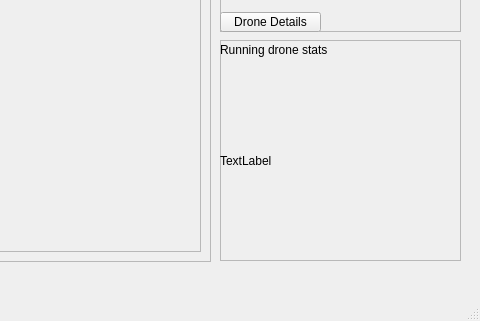
Above: src/Win/Argous Qt code base/ArgouseBaseSoftware/homepage.ui from Wabinabi/Argos before the change; both pictures show x 320 to 800 and y 279 to 600 of the 800 by 600 pixel window. Below: the same form after it.
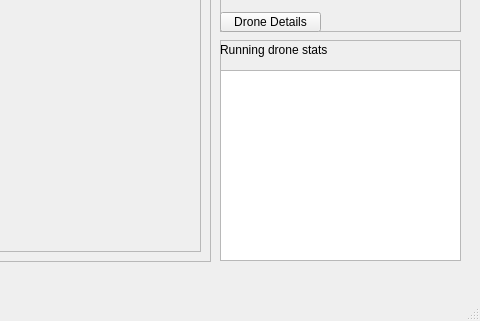
That is the form after the change. Icons and pictures are not drawn.

Commit message: ADD: ReadDroneStats function that reads from text file in appdata folder

```diff
--- a/src/Win/Argous Qt code base/ArgouseBaseSoftware/homepage.ui
+++ b/src/Win/Argous Qt code base/ArgouseBaseSoftware/homepage.ui
@@ -204,18 +204,15 @@
       <string>Running drone stats</string>
      </property>
     </widget>
-    <widget class="QLabel" name="label_6">
+    <widget class="QTextEdit" name="droneStats">
      <property name="geometry">
       <rect>
        <x>0</x>
-       <y>20</y>
+       <y>30</y>
        <width>241</width>
-       <height>201</height>
+       <height>191</height>
       </rect>
      </property>
-     <property name="text">
-      <string>TextLabel</string>
-     </property>
     </widget>
    </widget>
    <widget class="QFrame" name="frame_2">
```
The commit also changes 2 other files.
